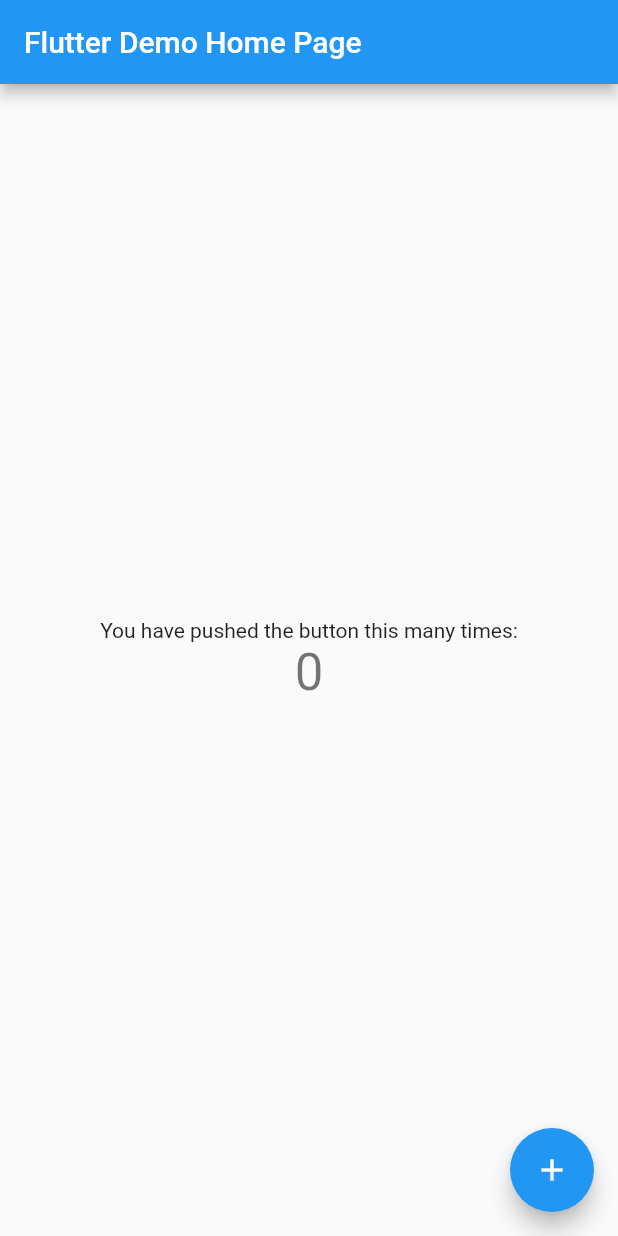
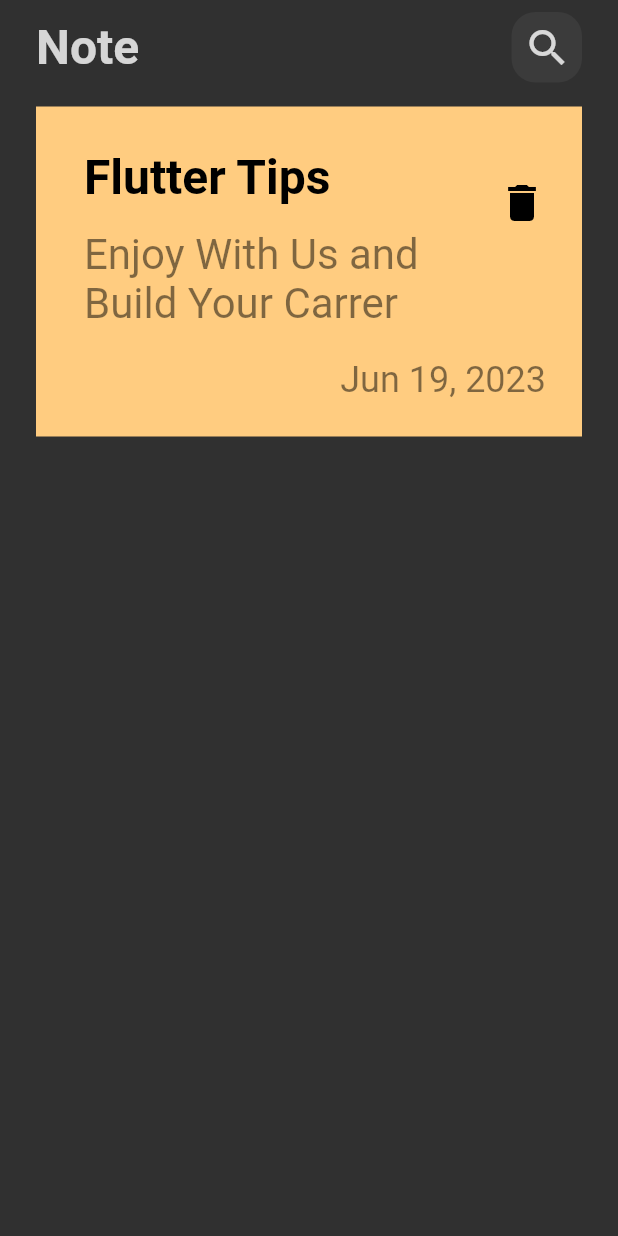
Before and after one commit to aboda97/note_app, a Flutter app: the screen it shows after launch, on a phone screen of 412 x 824 dp. Run offline on Flutter 3.47's test engine with Material 2 defaults, Android fonts, the phone set to English and light mode, and no system bars.

Commit message:
create note custom widgets

```diff
--- /dev/null
+++ b/lib/custom_widgets/app_bar_note.dart
@@ -0,0 +1,38 @@
+import 'package:flutter/material.dart';
+
+class CustomAppBarNote extends StatelessWidget {
+  const CustomAppBarNote({super.key});
+
+  @override
+  Widget build(BuildContext context) {
+    return Row(
+      mainAxisAlignment: MainAxisAlignment.spaceBetween,
+      children: [
+        Text(
+          'Note',
+          style: TextStyle(
+            fontSize: 32.0,
+            fontWeight: FontWeight.bold,
+            color: Colors.white.withOpacity(.8),
+          ),
+        ),
+        Container(
+          width: 47.0,
+          height: 47.0,
+          decoration: BoxDecoration(
+            borderRadius: BorderRadius.circular(16),
+            color: Colors.white.withOpacity(.05),
+          ),
+          child: IconButton(
+            onPressed: () {},
+            icon: Icon(
+              Icons.search,
+              size: 32,
+              color: Colors.white.withOpacity(.8),
+            ),
+          ),
+        ),
+      ],
+    );
+  }
+}
--- /dev/null
+++ b/lib/custom_widgets/home_note_body.dart
@@ -0,0 +1,28 @@
+import 'package:flutter/material.dart';
+import 'package:note_app/custom_widgets/app_bar_note.dart';
+import 'package:note_app/custom_widgets/item_container_note.dart';
+
+class CustomNoteBody extends StatelessWidget {
+  const CustomNoteBody({super.key});
+
+  @override
+  Widget build(BuildContext context) {
+    return SafeArea(
+      child: Padding(
+        padding: const EdgeInsets.symmetric(
+          horizontal: 24.0,
+          vertical: 8.0,
+        ),
+        child: Column(
+          children: const [
+            CustomAppBarNote(),
+            SizedBox(
+              height: 16.0,
+            ),
+            CustomItemContanierNote(),
+          ],
+        ),
+      ),
+    );
+  }
+}
--- /dev/null
+++ b/lib/custom_widgets/item_container_note.dart
@@ -0,0 +1,63 @@
+import 'package:flutter/material.dart';
+
+class CustomItemContanierNote extends StatelessWidget {
+  const CustomItemContanierNote({super.key});
+
+  @override
+  Widget build(BuildContext context) {
+    return Container(
+      padding: const EdgeInsets.only(
+        left: 16.0,
+        top: 24.0,
+        bottom: 24.0,
+      ),
+      color: const Color(0XFFFFCC80),
+      decoration: BoxDecoration(
+        borderRadius: BorderRadius.circular(16.0),
+      ),
+      child: Column(
+        crossAxisAlignment: CrossAxisAlignment.end,
+        children: [
+          ListTile(
+            title: const Text(
+              'Flutter Tips',
+              style: TextStyle(
+                fontSize: 32,
+                fontWeight: FontWeight.bold,
+                color: Colors.black,
+              ),
+            ),
+            subtitle: Padding(
+              padding: const EdgeInsets.only(top: 16.0),
+              child: Text(
+                'Enjoy With Us and Build Your Carrer',
+                style: TextStyle(
+                  fontSize: 28,
+                  color: Colors.black.withOpacity(.5),
+                ),
+              ),
+            ),
+            trailing: IconButton(
+              onPressed: () {},
+              icon: const Icon(
+                Icons.delete,
+                size: 32,
+                color: Colors.black,
+              ),
+            ),
+          ),
+          Padding(
+            padding: const EdgeInsets.only(right: 24.0, top: 16.0),
+            child: Text(
+              'Jun 19, 2023',
+              style: TextStyle(
+                fontSize: 24,
+                color: Colors.black.withOpacity(.5),
+              ),
+            ),
+          ),
+        ],
+      ),
+    );
+  }
+}
--- a/lib/main.dart
+++ b/lib/main.dart
@@ -1,4 +1,5 @@
 import 'package:flutter/material.dart';
+import 'package:note_app/screens/home_notes_screen.dart';
 
 void main() {
   runApp(const MyApp());
@@ -11,105 +12,10 @@ class MyApp extends StatelessWidget {
   @override
   Widget build(BuildContext context) {
     return MaterialApp(
-      title: 'Flutter Demo',
-      theme: ThemeData(
-        // This is the theme of your application.
-        //
-        // Try running your application with "flutter run". You'll see the
-        // application has a blue toolbar. Then, without quitting the app, try
-        // changing the primarySwatch below to Colors.green and then invoke
-        // "hot reload" (press "r" in the console where you ran "flutter run",
-        // or simply save your changes to "hot reload" in a Flutter IDE).
-        // Notice that the counter didn't reset back to zero; the application
-        // is not restarted.
-        primarySwatch: Colors.blue,
-      ),
-      home: const MyHomePage(title: 'Flutter Demo Home Page'),
+      debugShowCheckedModeBanner: false,
+      title: 'Notes Applicaton',
+      theme: ThemeData(brightness: Brightness.dark),
+      home: const HomeNotesScreen(),
     );
   }
 }
-
-class MyHomePage extends StatefulWidget {
-  const MyHomePage({super.key, required this.title});
-
-  // This widget is the home page of your application. It is stateful, meaning
-  // that it has a State object (defined below) that contains fields that affect
-  // how it looks.
-
-  // This class is the configuration for the state. It holds the values (in this
-  // case the title) provided by the parent (in this case the App widget) and
-  // used by the build method of the State. Fields in a Widget subclass are
-  // always marked "final".
-
-  final String title;
-
-  @override
-  State<MyHomePage> createState() => _MyHomePageState();
-}
-
-class _MyHomePageState extends State<MyHomePage> {
-  int _counter = 0;
-
-  void _incrementCounter() {
-    setState(() {
-      // This call to setState tells the Flutter framework that something has
-      // changed in this State, which causes it to rerun the build method below
-      // so that the display can reflect the updated values. If we changed
-      // _counter without calling setState(), then the build method would not be
-      // called again, and so nothing would appear to happen.
-      _counter++;
-    });
-  }
-
-  @override
-  Widget build(BuildContext context) {
-    // This method is rerun every time setState is called, for instance as done
-    // by the _incrementCounter method above.
-    //
-    // The Flutter framework has been optimized to make rerunning build methods
-    // fast, so that you can just rebuild anything that needs updating rather
-    // than having to individually change instances of widgets.
-    return Scaffold(
-      appBar: AppBar(
-        // Here we take the value from the MyHomePage object that was created by
-        // the App.build method, and use it to set our appbar title.
-        title: Text(widget.title),
-      ),
-      body: Center(
-        // Center is a layout widget. It takes a single child and positions it
-        // in the middle of the parent.
-        child: Column(
-          // Column is also a layout widget. It takes a list of children and
-          // arranges them vertically. By default, it sizes itself to fit its
-          // children horizontally, and tries to be as tall as its parent.
-          //
-          // Invoke "debug painting" (press "p" in the console, choose the
-          // "Toggle Debug Paint" action from the Flutter Inspector in Android
-          // Studio, or the "Toggle Debug Paint" command in Visual Studio Code)
-          // to see the wireframe for each widget.
-          //
-          // Column has various properties to control how it sizes itself and
-          // how it positions its children. Here we use mainAxisAlignment to
-          // center the children vertically; the main axis here is the vertical
-          // axis because Columns are vertical (the cross axis would be
-          // horizontal).
-          mainAxisAlignment: MainAxisAlignment.center,
-          children: <Widget>[
-            const Text(
-              'You have pushed the button this many times:',
-            ),
-            Text(
-              '$_counter',
-              style: Theme.of(context).textTheme.headlineMedium,
-            ),
-          ],
-        ),
-      ),
-      floatingActionButton: FloatingActionButton(
-        onPressed: _incrementCounter,
-        tooltip: 'Increment',
-        child: const Icon(Icons.add),
-      ), // This trailing comma makes auto-formatting nicer for build methods.
-    );
-  }
-}
--- /dev/null
+++ b/lib/screens/home_notes_screen.dart
@@ -0,0 +1,14 @@
+import 'package:flutter/material.dart';
+import 'package:note_app/custom_widgets/home_note_body.dart';
+
+class HomeNotesScreen extends StatelessWidget {
+  static String id = 'Home Notes Screen';
+  const HomeNotesScreen({super.key});
+
+  @override
+  Widget build(BuildContext context) {
+    return const Scaffold(
+      body: CustomNoteBody(),
+    );
+  }
+}
```
